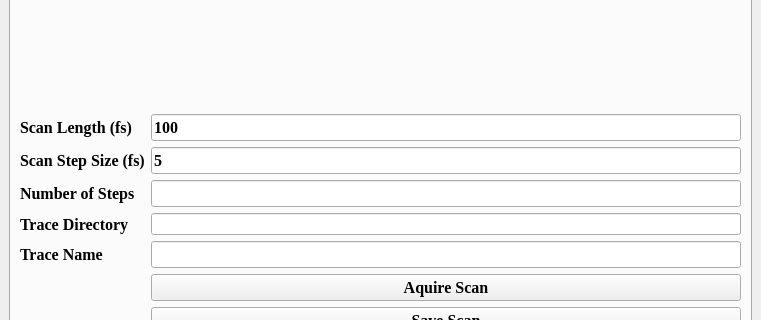
nfbeier/HusseinLab_UltrafastPlasmaScience, file Hardware/pyFROG/pyFROG_GUI.ui: the form before one commit; both pictures show x 0 to 761 and y 497 to 817 of the 761 by 937 pixel window.
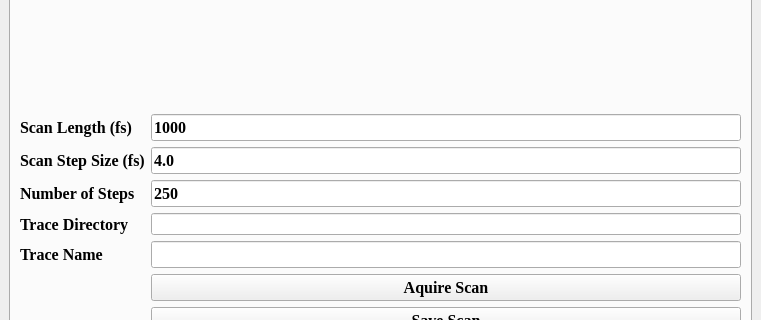
The form after the commit. The open tabs and pages were chosen to show the change. Custom widgets are drawn as their Qt base class.

Commit message:
FROG Trace Acquiring
Successfully acquiring FROG traces. No save functionality yet, and the program hangs during the acquisition because it's not threaded properly.

```diff
--- a/Hardware/pyFROG/pyFROG_GUI.ui
+++ b/Hardware/pyFROG/pyFROG_GUI.ui
@@ -75,7 +75,7 @@
           <item row="0" column="1">
            <widget class="QLineEdit" name="in_scanlen">
             <property name="text">
-             <string>100</string>
+             <string>1000</string>
             </property>
            </widget>
           </item>
@@ -89,7 +89,7 @@
           <item row="1" column="1">
            <widget class="QLineEdit" name="in_scanstepsize">
             <property name="text">
-             <string>5</string>
+             <string>4.0</string>
             </property>
            </widget>
           </item>
@@ -101,7 +101,11 @@
            </widget>
           </item>
           <item row="2" column="1">
-           <widget class="QLineEdit" name="in_scanstepnumbers"/>
+           <widget class="QLineEdit" name="in_scanstepnumbers">
+            <property name="text">
+             <string>250</string>
+            </property>
+           </widget>
           </item>
           <item row="3" column="0">
            <widget class="QLabel" name="label_20">
```
Left out of the diff: 8 changed lines with no effect on the pictures. The commit also changes 3 other files.
